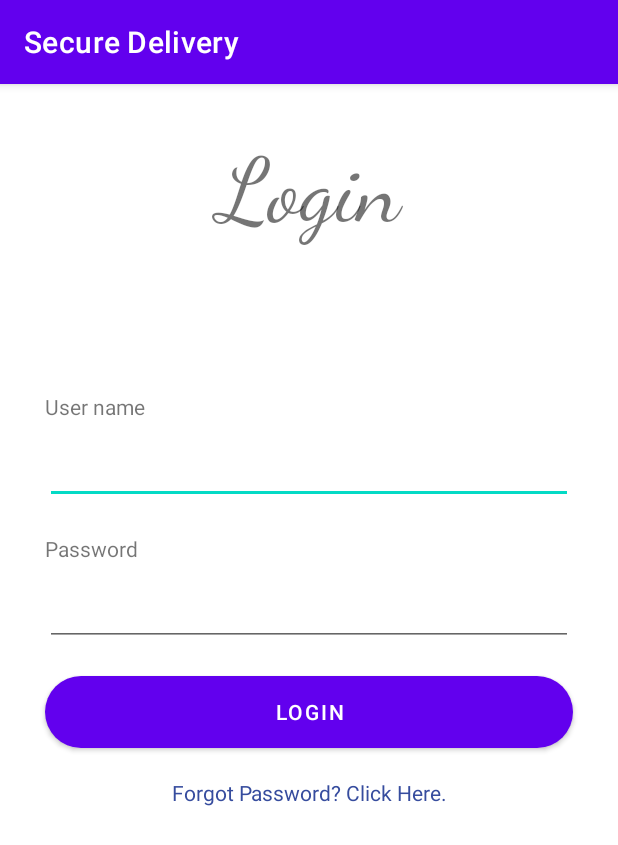
After one commit to j0ker70/HackTheVerse_TeamTetragon, an Android app: the LoginActivity screen opened directly, with no data from a screen before it, on a phone screen of 412 x 824 dp. The commit adds this screen. Shown: the top 845 px of the screen. Run offline under Robolectric (Android 15) with nearby library versions, the phone set to English and light mode, and no system bars.

Commit message:
Login Done

```diff
--- a/SecureDelivery/app/build.gradle
+++ b/SecureDelivery/app/build.gradle
@@ -33,6 +33,9 @@ dependencies {
     implementation 'androidx.appcompat:appcompat:1.2.0'
     implementation 'com.google.android.material:material:1.2.1'
     implementation 'androidx.constraintlayout:constraintlayout:2.0.4'
+    implementation 'androidx.annotation:annotation:1.1.0'
+    implementation 'androidx.lifecycle:lifecycle-livedata-ktx:2.2.0'
+    implementation 'androidx.lifecycle:lifecycle-viewmodel-ktx:2.2.0'
     testImplementation 'junit:junit:4.+'
     androidTestImplementation 'androidx.test.ext:junit:1.1.2'
     androidTestImplementation 'androidx.test.espresso:espresso-core:3.3.0'
--- a/SecureDelivery/app/src/main/AndroidManifest.xml
+++ b/SecureDelivery/app/src/main/AndroidManifest.xml
@@ -9,6 +9,7 @@
         android:roundIcon="@mipmap/ic_launcher_round"
         android:supportsRtl="true"
         android:theme="@style/Theme.SecureDelivery">
+        <activity android:name=".LoginActivity"></activity>
         <activity android:name=".MainActivity">
             <intent-filter>
                 <action android:name="android.intent.action.MAIN" />
--- /dev/null
+++ b/SecureDelivery/app/src/main/java/com/example/securedelivery/LoginActivity.java
@@ -0,0 +1,16 @@
+package com.example.securedelivery;
+
+import androidx.appcompat.app.AppCompatActivity;
+
+import android.os.Bundle;
+
+public class LoginActivity extends AppCompatActivity {
+
+    @Override
+    protected void onCreate(Bundle savedInstanceState) {
+        super.onCreate(savedInstanceState);
+        setContentView(R.layout.activity_login);
+
+
+    }
+}
--- /dev/null
+++ b/SecureDelivery/app/src/main/res/drawable/button_bg.xml
@@ -0,0 +1,10 @@
+<?xml version="1.0" encoding="utf-8"?>
+<shape xmlns:android="http://schemas.android.com/apk/res/android">
+    <gradient
+        android:startColor="#7613ff"
+        android:endColor="#f91cff"
+        >
+    </gradient>
+    <corners android:radius="50dp">
+    </corners>
+</shape>
--- /dev/null
+++ b/SecureDelivery/app/src/main/res/layout/activity_login.xml
@@ -0,0 +1,64 @@
+<?xml version="1.0" encoding="utf-8"?>
+<LinearLayout xmlns:android="http://schemas.android.com/apk/res/android"
+    xmlns:app="http://schemas.android.com/apk/res-auto"
+    xmlns:tools="http://schemas.android.com/tools"
+    android:orientation="vertical"
+    android:layout_width="match_parent"
+    android:layout_height="match_parent"
+    tools:context=".LoginActivity"
+    >
+
+    <TextView
+        android:layout_width="match_parent"
+        android:layout_height="180dp"
+        android:text="@string/login"
+        android:paddingVertical="35dp"
+        android:textAlignment="center"
+        android:textSize="60sp"
+        android:fontFamily="cursive"
+        android:layout_marginBottom="25dp"
+        />
+    <TextView
+        android:layout_width="match_parent"
+        android:layout_marginHorizontal="30dp"
+        android:layout_height="wrap_content"
+        android:text="@string/user_name"
+        />
+    <EditText
+        android:layout_width="match_parent"
+        android:layout_height="wrap_content"
+        android:layout_marginHorizontal="30dp"
+        android:layout_marginTop="10dp"
+        />
+    <TextView
+        android:layout_width="match_parent"
+        android:layout_marginHorizontal="30dp"
+        android:layout_marginTop="20dp"
+        android:layout_height="wrap_content"
+        android:text="@string/password"
+        />
+    <EditText
+        android:layout_width="match_parent"
+        android:layout_height="wrap_content"
+        android:inputType="textPassword"
+        android:layout_marginTop="10dp"
+        android:layout_marginHorizontal="30dp"
+        />
+
+    <Button
+        android:layout_width="match_parent"
+        android:layout_height="wrap_content"
+        android:text="@string/login"
+        android:layout_marginHorizontal="30dp"
+        android:layout_marginVertical="20dp"
+        android:background="@drawable/button_bg"
+        />
+    <TextView
+        android:layout_width="match_parent"
+        android:layout_height="wrap_content"
+        android:text="@string/forgotPassword"
+        android:layout_marginHorizontal="30dp"
+        android:textAlignment="center"
+        android:textColor="#364C9E"
+        />
+</LinearLayout>
--- /dev/null
+++ b/SecureDelivery/app/src/main/res/values/dimens.xml
@@ -0,0 +1,5 @@
+<resources>
+    <!-- Default screen margins, per the Android Design guidelines. -->
+    <dimen name="activity_horizontal_margin">16dp</dimen>
+    <dimen name="activity_vertical_margin">16dp</dimen>
+</resources>
--- a/SecureDelivery/app/src/main/res/values/strings.xml
+++ b/SecureDelivery/app/src/main/res/values/strings.xml
@@ -1,3 +1,16 @@
 <resources>
     <string name="app_name">Secure Delivery</string>
+    <string name="welcome">Welcome</string>
+    <string name="title_activity_login">LoginActivity</string>
+    <string name="prompt_email">Email</string>
+    <string name="prompt_password">Password</string>
+    <string name="action_sign_in">Sign in or register</string>
+    <string name="action_sign_in_short">Sign in</string>
+    <string name="invalid_username">Not a valid username</string>
+    <string name="invalid_password">Password must be >5 characters</string>
+    <string name="login_failed">"Login failed"</string>
+    <string name="forgotPassword">Forgot Password? Click Here.</string>
+    <string name="login">Login</string>
+    <string name="password">Password</string>
+    <string name="user_name">User name</string>
 </resources>
```
Also changed, not shown: SecureDelivery/app/src/main/java/com/example/securedelivery/MainActivity.java (+10 -1 lines), SecureDelivery/app/src/main/res/layout/activity_main.xml (+22 -7 lines), SecureDelivery/app/src/main/res/drawable/bgnorm.jpg (added).
